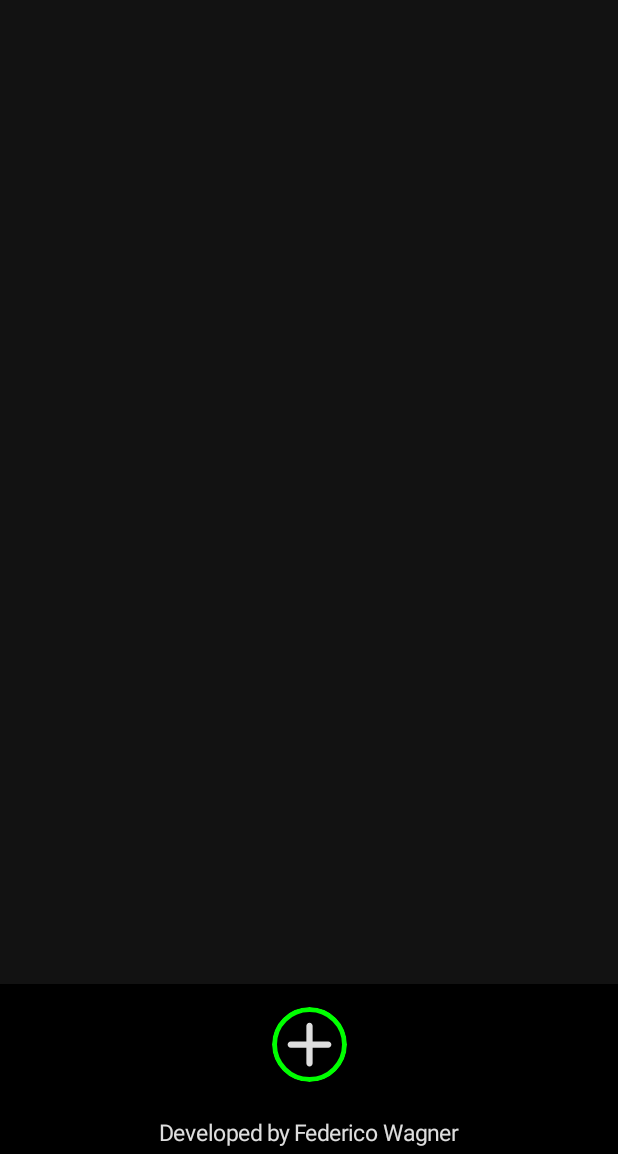
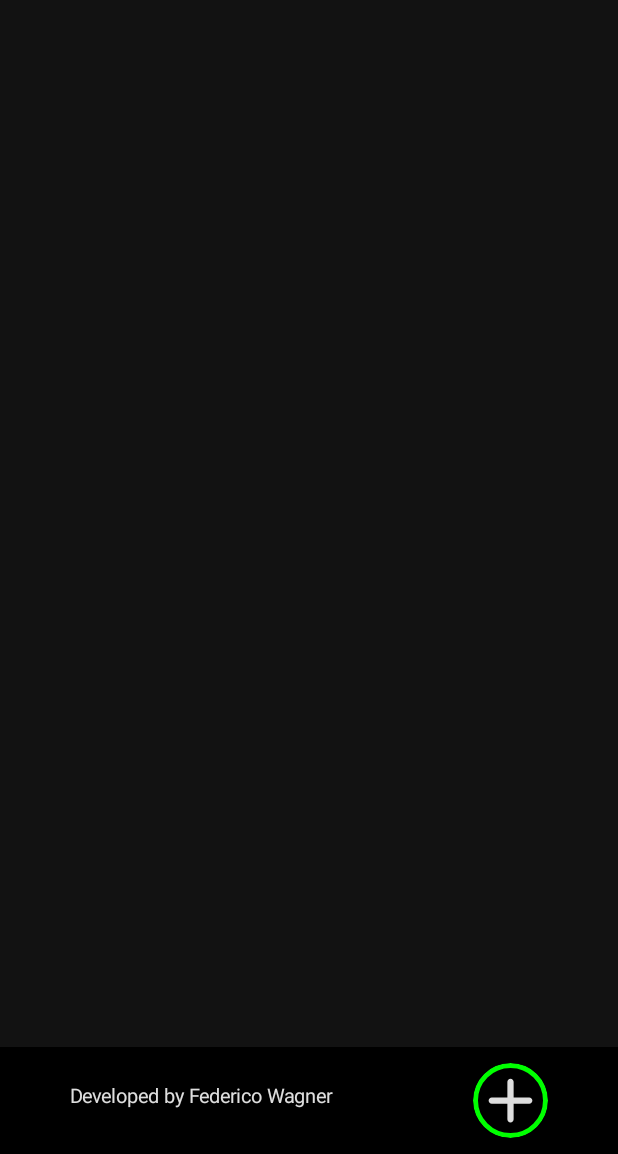
Before and after one commit to Federico-Wagner/Android-Audio_App-Jetpack_Compose, an Android app built with Jetpack Compose: the screen it shows after launch (MainActivity), on a phone screen of 412 x 824 dp, the part 82-1236 px from its top. Run offline under Robolectric (Android 15) with nearby library versions, the phone set to English and light mode, and no system bars; our stand-ins replace Room's generated code; 1 statement that could not run was skipped.

Commit message:
main screen bottom bar refactor & code clean

```diff
--- a/app/src/main/java/com/example/soundsapp/MainActivity.kt
+++ b/app/src/main/java/com/example/soundsapp/MainActivity.kt
@@ -26,7 +26,6 @@ import com.example.soundsapp.ui.theme.SoundsAppTheme
 
 class MainActivity : ComponentActivity() {
     private val TAG = "MainActivity"
-    lateinit var dataBaseRows : List<Audio>
 
     val audioSearchBTN = fun() {
         val intent = Intent()
@@ -71,7 +70,6 @@ class MainActivity : ComponentActivity() {
         Log.d(TAG, "onCreate Called")
 
         DataBase.createDB(applicationContext)
-        MediaPlayerFW.reset()
 
         if(DataBase.groupGetAll().size == 0){
             DataBase.groupCreate("General")
@@ -89,34 +87,4 @@ class MainActivity : ComponentActivity() {
             }
         }
     }
-
-    override fun onStart() {
-        super.onStart()
-        Log.d(TAG, "onStart Called")
-    }
-    override fun onResume() {
-        super.onResume()
-        this.dataBaseRows = DataBase.getAllRecords()
-        Log.d(TAG, "onResume Called")
-    }
-    override fun onRestart() {
-        super.onRestart()
-        this.dataBaseRows = DataBase.getAllRecords()
-        Log.d(TAG, "onRestart Called")
-    }
-    override fun onPause() {
-        super.onPause()
-        this.dataBaseRows = DataBase.getAllRecords()
-        Log.d(TAG, "onPause Called")
-    }
-    override fun onStop() {
-        super.onStop()
-        this.dataBaseRows = DataBase.getAllRecords()
-        Log.d(TAG, "onStop Called")
-    }
-    override fun onDestroy() {
-        super.onDestroy()
-        this.dataBaseRows = DataBase.getAllRecords()
-        Log.d(TAG, "onDestroy Called")
-    }
 }
--- a/app/src/main/java/com/example/soundsapp/model/DataBase.kt
+++ b/app/src/main/java/com/example/soundsapp/model/DataBase.kt
@@ -72,7 +72,7 @@ object DataBase {
             addNewAudioScreenObjectStatus.selectedAudioUri,
             addNewAudioScreenObjectStatus.selectedAudioPath,
             addNewAudioScreenObjectStatus.favorite,
-            null
+            0
 
         )
         //Clean addNewAudioScreenObjectStatus
--- a/app/src/main/java/com/example/soundsapp/ui/AppMainScreen.kt
+++ b/app/src/main/java/com/example/soundsapp/ui/AppMainScreen.kt
@@ -67,17 +67,18 @@ fun MainScreen( soundsDBx: List<Audio>,
             }
         },
         bottomBar = {
-            Column(
-                Modifier.fillMaxWidth().background(color = Color.Black),
-                horizontalAlignment = Alignment.CenterHorizontally)
-            {
-            Spacer(modifier = modifier.padding(top = 15.dp))
-                addAudioBTN( navigateToNewAudio )
-            Spacer(modifier = modifier.padding(top = 25.dp))
-            Text(text = "Developed by Federico Wagner",
-                fontSize = 15.sp, modifier= Modifier.padding(bottom = 5.dp))
+            Column(modifier.fillMaxWidth().background(color = Color.Black)){
+                Spacer(modifier = modifier.padding(5.dp))
+                Row( modifier = modifier.fillMaxWidth(),
+                    horizontalArrangement = Arrangement.SpaceAround,
+                    verticalAlignment = Alignment.CenterVertically)
+                {
+                    Text(text = "Developed by Federico Wagner",
+                        fontSize = 13.sp, modifier= Modifier.padding(bottom = 5.dp))
+                    addAudioBTN( navigateToNewAudio )
+                }
+                Spacer(modifier = modifier.padding(5.dp))
             }
-            Spacer(modifier = modifier.padding(bottom = 25.dp))
         }
     ) {
         Column(
```
Also changed, not shown: app/src/main/java/com/example/soundsapp/ui/AudioEdition.kt (+16 -12 lines).
